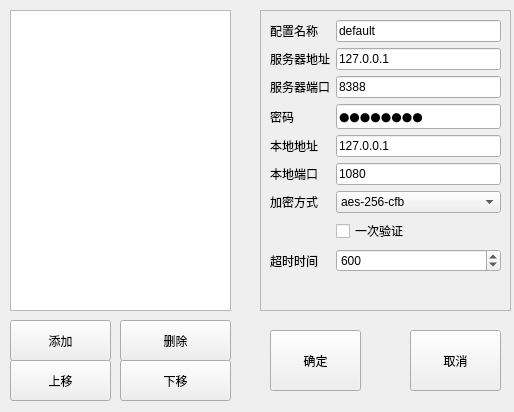
First picture: the form in main.ui, repository falseen/shadowsocks-pyqt, before the edit.
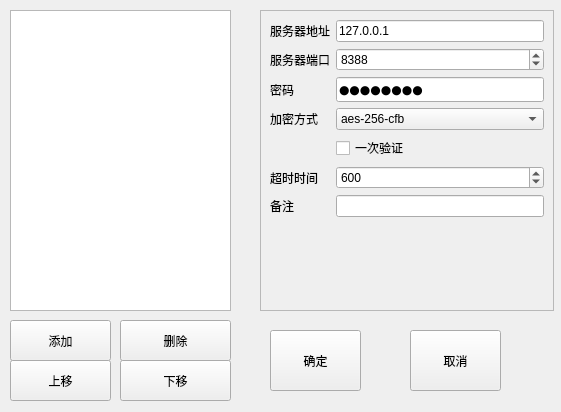
Second picture: the form after the edit.

What changed in the file:
```diff
--- a/main.ui
+++ b/main.ui
@@ -6,7 +6,7 @@
    <rect>
     <x>0</x>
     <y>0</y>
-    <width>514</width>
+    <width>561</width>
     <height>412</height>
    </rect>
   </property>
@@ -19,7 +19,7 @@
      <rect>
       <x>260</x>
       <y>10</y>
-      <width>251</width>
+      <width>294</width>
       <height>301</height>
      </rect>
     </property>
@@ -55,58 +55,34 @@
          <set>Qt::AlignLeading|Qt::AlignLeft|Qt::AlignVCenter</set>
         </property>
         <item row="0" column="0">
-         <widget class="QLabel" name="nameLabel">
-          <property name="text">
-           <string>配置名称</string>
-          </property>
-         </widget>
-        </item>
-        <item row="0" column="1">
-         <widget class="QLineEdit" name="nameEdit">
-          <property name="text">
-           <string>default</string>
-          </property>
-         </widget>
-        </item>
-        <item row="1" column="0">
          <widget class="QLabel" name="serverAddrLabel">
           <property name="text">
            <string>服务器地址</string>
           </property>
          </widget>
         </item>
-        <item row="1" column="1">
+        <item row="0" column="1">
          <widget class="QLineEdit" name="serverAddrEdit">
           <property name="text">
            <string>127.0.0.1</string>
           </property>
          </widget>
         </item>
-        <item row="2" column="0">
+        <item row="1" column="0">
          <widget class="QLabel" name="serverPortLabel">
           <property name="text">
            <string>服务器端口</string>
           </property>
          </widget>
         </item>
-        <item row="2" column="1">
-         <widget class="QLineEdit" name="serverPortEdit">
-          <property name="inputMethodHints">
-           <set>Qt::ImhDigitsOnly|Qt::ImhPreferNumbers</set>
-          </property>
-          <property name="text">
-           <string>8388</string>
-          </property>
-         </widget>
-        </item>
-        <item row="3" column="0">
+        <item row="2" column="0">
          <widget class="QLabel" name="pwdLabel">
           <property name="text">
            <string>密码</string>
           </property>
          </widget>
         </item>
-        <item row="3" column="1">
+        <item row="2" column="1">
          <widget class="QLineEdit" name="pwdEdit">
           <property name="font">
            <font>
@@ -128,45 +104,14 @@
           </property>
          </widget>
         </item>
-        <item row="4" column="0">
-         <widget class="QLabel" name="localAddrLabel">
-          <property name="text">
-           <string>本地地址</string>
-          </property>
-         </widget>
-        </item>
-        <item row="4" column="1">
-         <widget class="QLineEdit" name="localAddrEdit">
-          <property name="text">
-           <string>127.0.0.1</string>
-          </property>
-         </widget>
-        </item>
-        <item row="5" column="0">
-         <widget class="QLabel" name="localPortLabel">
-          <property name="text">
-           <string>本地端口</string>
-          </property>
-         </widget>
-        </item>
-        <item row="5" column="1">
-         <widget class="QLineEdit" name="localPortEdit">
-          <property name="inputMethodHints">
-           <set>Qt::ImhDigitsOnly|Qt::ImhPreferNumbers</set>
-          </property>
-          <property name="text">
-           <string>1080</string>
-          </property>
-         </widget>
-        </item>
-        <item row="6" column="0">
+        <item row="3" column="0">
          <widget class="QLabel" name="encryptLabel">
           <property name="text">
            <string>加密方式</string>
           </property>
          </widget>
         </item>
-        <item row="6" column="1">
+        <item row="3" column="1">
          <widget class="QComboBox" name="encryptComboBox">
           <property name="sizePolicy">
            <sizepolicy hsizetype="Expanding" vsizetype="Fixed">
@@ -216,7 +161,7 @@
           </item>
          </widget>
         </item>
-        <item row="7" column="1">
+        <item row="4" column="1">
          <widget class="QCheckBox" name="otaCheckBox">
           <property name="toolTip">
            <string>Turn on one-time authentication and header verification (need server support)</string>
@@ -226,14 +171,14 @@
           </property>
          </widget>
         </item>
-        <item row="8" column="0">
+        <item row="5" column="0">
          <widget class="QLabel" name="timeoutLabel">
           <property name="text">
            <string>超时时间</string>
           </property>
          </widget>
         </item>
-        <item row="8" column="1">
+        <item row="5" column="1">
          <widget class="QSpinBox" name="timeoutSpinBox">
           <property name="sizePolicy">
            <sizepolicy hsizetype="Expanding" vsizetype="Fixed">
@@ -255,6 +200,42 @@
           </property>
          </widget>
         </item>
+        <item row="6" column="0">
+         <widget class="QLabel" name="remarksLabel">
+          <property name="text">
+           <string>备注</string>
+          </property>
+         </widget>
+        </item>
+        <item row="6" column="1">
+         <widget class="QLineEdit" name="remarksEdit">
+          <property name="text">
+           <string/>
+          </property>
+         </widget>
+        </item>
+        <item row="1" column="1">
+         <widget class="QSpinBox" name="serverPortSpinBox">
+          <property name="sizePolicy">
+           <sizepolicy hsizetype="Expanding" vsizetype="Fixed">
+            <horstretch>0</horstretch>
+            <verstretch>0</verstretch>
+           </sizepolicy>
+          </property>
+          <property name="minimum">
+           <number>1</number>
+          </property>
+          <property name="maximum">
+           <number>65535</number>
+          </property>
+          <property name="singleStep">
+           <number>1</number>
+          </property>
+          <property name="value">
+           <number>8388</number>
+          </property>
+         </widget>
+        </item>
        </layout>
       </widget>
      </item>
```
Left out of the diff: 51 changed lines with no effect on the pictures.
